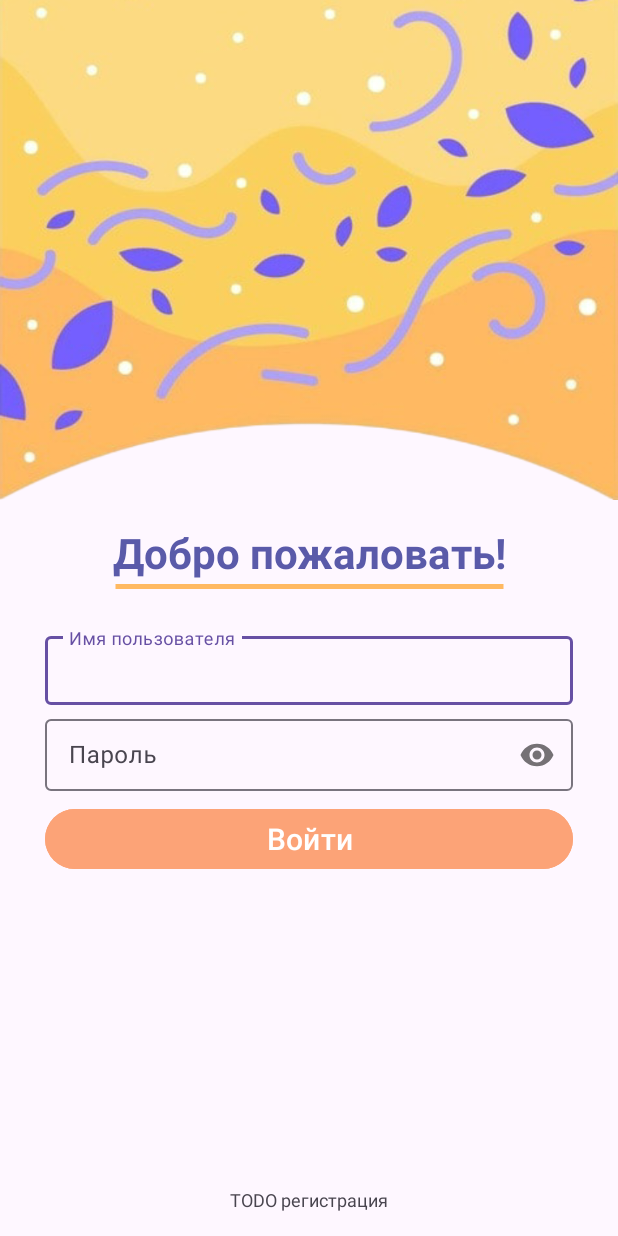
After one commit to Marina-Lyamina/Android_VetClinic, an Android app: the LoginActivity screen opened directly, with no data from a screen before it, on a phone screen of 412 x 824 dp. The commit adds this screen. Run offline under Robolectric (Android 15) with nearby library versions, the light colour scheme and no system bars.

Commit message:
Add login activity

```diff
--- a/VetClinic/app/src/main/AndroidManifest.xml
+++ b/VetClinic/app/src/main/AndroidManifest.xml
@@ -23,6 +23,7 @@
                 <category android:name="android.intent.category.LAUNCHER" />
             </intent-filter>
         </activity>
+        <activity android:name=".activities.LoginActivity" />
     </application>
 
     <uses-permission android:name="android.permission.INTERNET" />
--- /dev/null
+++ b/VetClinic/app/src/main/java/ru/marinalyamina/vetclinic/activities/LoginActivity.kt
@@ -0,0 +1,13 @@
+package ru.marinalyamina.vetclinic.activities
+
+import android.os.Bundle
+import androidx.appcompat.app.AppCompatActivity
+import ru.marinalyamina.vetclinic.R
+
+class LoginActivity: AppCompatActivity() {
+
+    override fun onCreate(savedInstanceState: Bundle?) {
+        super.onCreate(savedInstanceState)
+        setContentView(R.layout.activity_login)
+    }
+}
--- a/VetClinic/app/src/main/java/ru/marinalyamina/vetclinic/activities/MainActivity.kt
+++ b/VetClinic/app/src/main/java/ru/marinalyamina/vetclinic/activities/MainActivity.kt
@@ -1,5 +1,6 @@
 package ru.marinalyamina.vetclinic.activities
 
+import android.content.Intent
 import android.os.Bundle
 import androidx.appcompat.app.AppCompatActivity
 import androidx.fragment.app.Fragment
@@ -20,6 +21,11 @@ class MainActivity : AppCompatActivity() {
         setContentView(binding.root)
 
         setupBottomNavigation()
+
+        binding.buttonGoToOtherActivity.setOnClickListener {
+            val intent = Intent(this, LoginActivity::class.java)
+            startActivity(intent)
+        }
     }
 
     private fun setupBottomNavigation() {
--- a/VetClinic/app/src/main/res/drawable/item_header_procedures_border.xml
+++ b/VetClinic/app/src/main/res/drawable/item_header_procedures_border.xml
@@ -1,4 +1,4 @@
 <shape xmlns:android="http://schemas.android.com/apk/res/android">
-<!--    <solid android:color="@color/blue1"/>-->
-    <stroke android:color="@color/black" android:width="1dp"/>
+    <solid android:color="@color/white"/>
+<!--    <stroke android:color="@color/orange1" android:width="0.5dp"/>-->
 </shape>
--- a/VetClinic/app/src/main/res/drawable/item_procedure_border.xml
+++ b/VetClinic/app/src/main/res/drawable/item_procedure_border.xml
@@ -1,4 +1,4 @@
 <shape xmlns:android="http://schemas.android.com/apk/res/android">
     <solid android:color="@color/white"/>
-    <stroke android:color="@color/black" android:width="1dp"/>
 </shape>
+    <!--    <stroke android:color="@color/black" android:width="1dp"/>-->
--- /dev/null
+++ b/VetClinic/app/src/main/res/drawable/line_orange.xml
@@ -0,0 +1,9 @@
+<?xml version="1.0" encoding="utf-8"?>
+<shape
+    xmlns:android="http://schemas.android.com/apk/res/android"
+    android:shape="line">
+    <stroke
+        android:width="3dp"
+        android:color="@color/orange1">
+    </stroke>
+</shape>
--- /dev/null
+++ b/VetClinic/app/src/main/res/layout/activity_login.xml
@@ -0,0 +1,109 @@
+<androidx.constraintlayout.widget.ConstraintLayout
+    xmlns:android="http://schemas.android.com/apk/res/android"
+    xmlns:app="http://schemas.android.com/apk/res-auto"
+    android:layout_width="match_parent"
+    android:layout_height="match_parent"
+    >
+
+    <ImageView
+        android:id="@+id/topPattern"
+        android:src="@drawable/img_login"
+        android:layout_width="match_parent"
+        android:layout_height="333dp"
+        android:scaleType="fitXY"
+        app:layout_constraintEnd_toEndOf="parent"
+        app:layout_constraintStart_toStartOf="parent"
+        app:layout_constraintTop_toTopOf="parent"
+        app:layout_constraintHorizontal_bias="0.0"/>
+
+    <TextView
+        android:id="@+id/welcomeText"
+        android:layout_width="wrap_content"
+        android:layout_height="wrap_content"
+        android:layout_marginTop="16dp"
+        android:fontFamily="sans-serif"
+        android:text="@string/title_welcome"
+        android:textAllCaps="false"
+        android:textColor="@color/purple1"
+        android:textSize="28sp"
+        android:textStyle="bold"
+        app:layout_constraintEnd_toEndOf="parent"
+        app:layout_constraintStart_toStartOf="parent"
+        app:layout_constraintTop_toBottomOf="@id/topPattern" />
+
+    <!--    линия-->
+    <TextView
+        android:id="@+id/subtitleText"
+        android:background="@drawable/line_orange"
+        android:layout_width="0dp"
+        android:layout_height="7dp"
+        android:gravity="center_vertical"
+        app:layout_constraintEnd_toEndOf="@id/welcomeText"
+        app:layout_constraintStart_toStartOf="@id/welcomeText"
+        app:layout_constraintTop_toBottomOf="@id/welcomeText" />
+
+    <com.google.android.material.textfield.TextInputLayout
+        android:id="@+id/usernameInputLayout"
+        android:layout_width="0dp"
+        android:layout_height="wrap_content"
+        android:layout_marginHorizontal="30dp"
+        android:layout_marginTop="24dp"
+        app:layout_constraintEnd_toEndOf="parent"
+        app:layout_constraintStart_toStartOf="parent"
+        app:layout_constraintTop_toBottomOf="@id/subtitleText">
+
+        <EditText
+            android:id="@+id/usernameInput"
+            android:layout_width="match_parent"
+            android:layout_height="wrap_content"
+            android:hint="@string/title_login_username"
+            android:inputType="text"
+            android:padding="12dp" />
+    </com.google.android.material.textfield.TextInputLayout>
+
+
+    <com.google.android.material.textfield.TextInputLayout
+        android:id="@+id/passwordInputLayout"
+        android:layout_width="0dp"
+        android:layout_height="wrap_content"
+        android:layout_marginTop="4dp"
+        app:layout_constraintEnd_toEndOf="@id/usernameInputLayout"
+        app:layout_constraintStart_toStartOf="@id/usernameInputLayout"
+        app:layout_constraintTop_toBottomOf="@id/usernameInputLayout"
+        app:passwordToggleEnabled="true">
+
+        <EditText
+            android:id="@+id/passwordInput"
+            android:hint="@string/title_login_password"
+            android:layout_width="match_parent"
+            android:layout_height="wrap_content"
+            android:inputType="textPassword"
+            android:padding="12dp" />
+    </com.google.android.material.textfield.TextInputLayout>
+
+    <Button
+        android:id="@+id/loginButton"
+        android:layout_width="0dp"
+        android:layout_height="wrap_content"
+        android:layout_marginTop="8dp"
+        android:backgroundTint="@color/pink1"
+        android:text="@string/title_login_btn"
+        android:textColor="@color/white"
+        android:textSize="20sp"
+        app:layout_constraintEnd_toEndOf="@+id/passwordInputLayout"
+        app:layout_constraintStart_toStartOf="@+id/passwordInputLayout"
+        app:layout_constraintTop_toBottomOf="@+id/passwordInputLayout" />
+
+    <TextView
+        android:id="@+id/footerText"
+        android:layout_width="wrap_content"
+        android:layout_height="wrap_content"
+        android:text="TODO регистрация"
+        android:textSize="12sp"
+        app:layout_constraintBottom_toBottomOf="parent"
+        app:layout_constraintStart_toStartOf="parent"
+        app:layout_constraintEnd_toEndOf="parent"
+        android:layout_marginBottom="16dp"/>
+
+
+</androidx.constraintlayout.widget.ConstraintLayout>
--- /dev/null
+++ b/VetClinic/app/src/main/res/layout/activity_registration.xml
@@ -0,0 +1,6 @@
+<?xml version="1.0" encoding="utf-8"?>
+<androidx.constraintlayout.widget.ConstraintLayout xmlns:android="http://schemas.android.com/apk/res/android"
+    android:layout_width="match_parent"
+    android:layout_height="match_parent">
+
+</androidx.constraintlayout.widget.ConstraintLayout>
--- a/VetClinic/app/src/main/res/layout/fragment_procedures.xml
+++ b/VetClinic/app/src/main/res/layout/fragment_procedures.xml
@@ -7,8 +7,9 @@
         android:id="@+id/recyclerViewProcedures"
         android:layout_width="match_parent"
         android:layout_height="match_parent"
-        android:background="@android:color/background_light"
         android:clipToPadding="false"
         android:paddingBottom="8dp" />
 
 </FrameLayout>
+
+<!--    android:background="@android:color/background_light"-->
--- a/VetClinic/app/src/main/res/values/colors.xml
+++ b/VetClinic/app/src/main/res/values/colors.xml
@@ -2,8 +2,19 @@
 <resources>
     <color name="black">#FF000000</color>
     <color name="white">#FFFFFFFF</color>
+
+
     <color name="blue1">#94A9F3</color>
     <color name="blue2">#D9E0FB</color>
     <color name="blue3">#3353D7</color>
 
+    <color name="pink1">#FCA377</color>
+
+    <color name="orange1">#FFB962</color>
+    <color name="orange2">#FCD882</color>
+
+    <color name="purple1">#5A5AA9</color>
+    <color name="purple2">#D0A3F6</color>
+    <color name="purple3">#785BD9</color>
+
 </resources>
--- a/VetClinic/app/src/main/res/values/strings.xml
+++ b/VetClinic/app/src/main/res/values/strings.xml
@@ -1,9 +1,18 @@
 <resources>
     <string name="app_name">VetClinic</string>
+
     <string name="menu_title_home">Главная</string>
     <string name="menu_title_veterinarians">Врачи</string>
     <string name="menu_title_procedures">Процедуры</string>
     <string name="menu_title_account">Профиль</string>
+
     <string name="title_name_procedure">Название</string>
     <string name="title_price_procedure">Цена, ₽</string>
+
+    <string name="title_welcome">Добро пожаловать!</string>
+    <string name="title_login_btn">Войти</string>
+    <string name="title_login_username">Имя пользователя</string>
+    <string name="title_login_password">Пароль</string>
+
+
 </resources>
--- a/VetClinic/app/src/main/res/values/themes.xml
+++ b/VetClinic/app/src/main/res/values/themes.xml
@@ -6,4 +6,10 @@
     </style>
 
     <style name="Theme.VetClinic" parent="Base.Theme.VetClinic" />
+
+
+    <style name="EditTextStyle">
+        <!--        todo-->
+    </style>
+
 </resources>
```
Also changed, not shown: VetClinic/app/src/main/res/drawable/line_purple.xml (added, +9 -0 lines), VetClinic/app/src/main/res/layout/activity_main.xml (+9 -0 lines), VetClinic/app/src/main/res/layout/item_header_procedures.xml (+28 -5 lines), VetClinic/app/src/main/res/layout/item_procedure.xml (+20 -2 lines), VetClinic/app/src/main/res/drawable/img_login.png (added).
